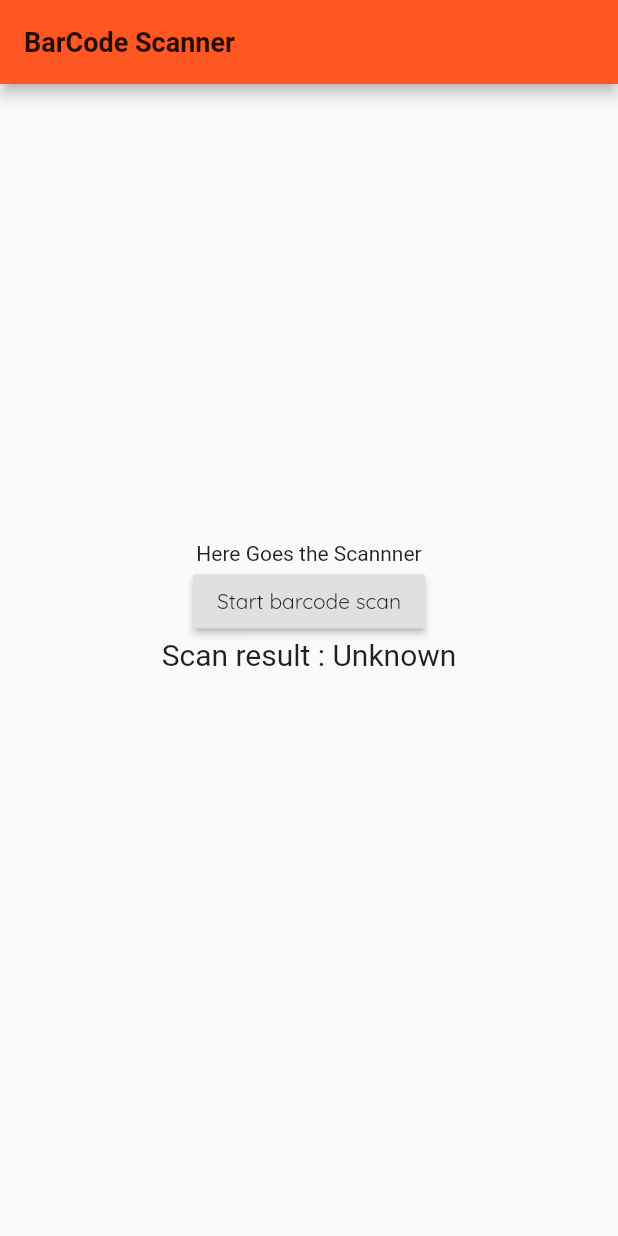
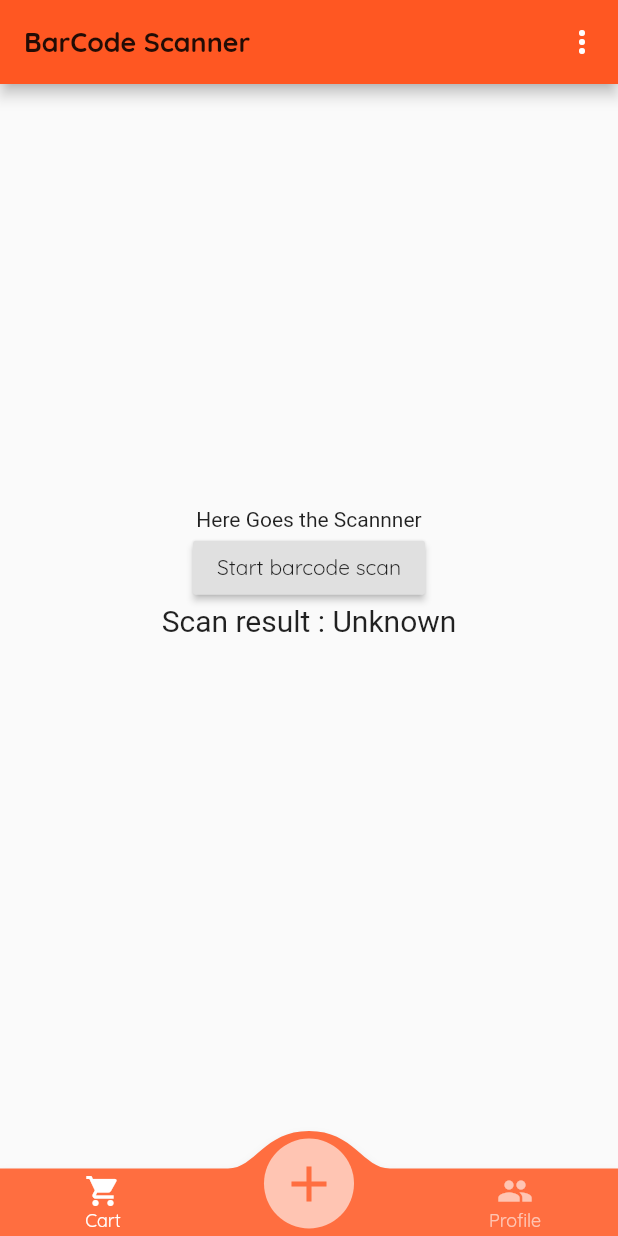
Before and after one commit to manjotplaha/BarCode-Scanner-v3, a Flutter app: the screen it shows after launch, on a phone screen of 412 x 824 dp. Run offline on Flutter 3.47's test engine with Material 2 defaults, Android fonts, the phone set to English and light mode, and no system bars; drawn by our look-alikes of convex_bottom_bar; missing offline and left inert: flutter_barcode_scanner; Roboto replaces fonts that are missing (OpenSans).

Commit message:
Working Cart with Provider

```diff
--- a/lib/Provider/cart_provider.dart
+++ b/lib/Provider/cart_provider.dart
@@ -31,6 +31,6 @@ class CartProvider extends ChangeNotifier {
   // }
 
   List<Article> get cartItems {
-    return [..._cartArticles];
+    return _cartArticles;
   }
 }
--- a/lib/main.dart
+++ b/lib/main.dart
@@ -1,5 +1,7 @@
 import 'package:barcode_scanner_v3/Provider/cart_provider.dart';
+import 'package:barcode_scanner_v3/views/cart.dart';
 import 'package:barcode_scanner_v3/views/info.dart';
+import 'package:barcode_scanner_v3/widgets/bars.dart';
 import 'package:flutter/material.dart';
 import 'package:flutter/services.dart';
 import 'package:flutter_barcode_scanner/flutter_barcode_scanner.dart';
@@ -22,7 +24,7 @@ class MyApp extends StatelessWidget {
             fontFamily: 'Quicksand',
             textTheme: ThemeData.light().textTheme.copyWith(
                   title: TextStyle(
-                    fontFamily: 'OpenSans',
+                    fontFamily: 'Quicksand',
                     fontWeight: FontWeight.bold,
                     fontSize: 18,
                   ),
@@ -31,13 +33,17 @@ class MyApp extends StatelessWidget {
             appBarTheme: AppBarTheme(
               textTheme: ThemeData.light().textTheme.copyWith(
                     title: TextStyle(
-                      fontFamily: 'OpenSans',
+                      fontFamily: 'Quicksand',
                       fontSize: 20,
                       fontWeight: FontWeight.bold,
                     ),
                   ),
             )),
-        home: MyHomePage(),
+        initialRoute: '/',
+        routes: {
+          '/': (context) => MyHomePage(),
+          '/cart': (context) => CartView()
+        },
       ),
     );
   }
@@ -76,13 +82,8 @@ class _MyHomePageState extends State<MyHomePage> {
 
     setState(() async {
       scanBarcode = barcodeScanRes;
-      // await lookUp(scanBarcode);
-      // print(object)
 
       _modalBottomSheetInformation();
-
-      // Navigator.push(context,
-      //     MaterialPageRoute(builder: (context) => Information(scanBarcode)));
     });
   }
 
@@ -99,12 +100,7 @@ class _MyHomePageState extends State<MyHomePage> {
   @override
   Widget build(BuildContext context) {
     return Scaffold(
-      appBar: AppBar(
-        title: Text(
-          'BarCode Scanner',
-          style: Theme.of(context).textTheme.title,
-        ),
-      ),
+        appBar: buildAppBar(context, 'BarCode Scanner'),
         body: Container(
           width: double.infinity,
           child: Column(
@@ -120,6 +116,6 @@ class _MyHomePageState extends State<MyHomePage> {
                 FlatButton(onPressed: null, child: null)
               ]),
         ),
-    );
+        bottomNavigationBar: BottomNavBar());
   }
 }
--- a/lib/services/article_service.dart
+++ b/lib/services/article_service.dart
@@ -3,9 +3,8 @@ import 'package:barcode_scanner_v3/models/info_model.dart';
 import 'package:http/http.dart';
 
 Future<Article> lookUp(_scanBarcode) async {
-  // String url = 'https://api.upcitemdb.com/prod/trial/lookup?upc=$_scanBarcode';
-  String url =
-      'https://api.upcitemdb.com/prod/trial/lookup?upc=0885909950805'; //for testin api
+  String url = 'https://api.upcitemdb.com/prod/trial/lookup?upc=$_scanBarcode';
+  // String url ='https://api.upcitemdb.com/prod/trial/lookup?upc=0885909950805'; //for testin api
   print('bar code from service ' + _scanBarcode);
   Article article = null;
   try {
--- a/lib/views/info.dart
+++ b/lib/views/info.dart
@@ -66,10 +66,7 @@ class Information extends StatelessWidget {
                           },
                           child: RaisedButton(
                             onPressed: () {
-                              Navigator.push(
-                                  context,
-                                  MaterialPageRoute(
-                                      builder: (context) => CartView()));
+                              Navigator.pushNamed(context, '/cart');
                               Provider.of<CartProvider>(context)
                                   .add(snapshot.data);
                             },
--- /dev/null
+++ b/lib/widgets/bars.dart
@@ -0,0 +1,57 @@
+import 'package:convex_bottom_bar/convex_bottom_bar.dart';
+import 'package:flutter/material.dart';
+
+class BottomNavBar extends StatefulWidget {
+  const BottomNavBar({
+    Key key,
+  }) : super(key: key);
+
+  @override
+  _BottomNavBarState createState() => _BottomNavBarState();
+}
+
+class _BottomNavBarState extends State<BottomNavBar> {
+  @override
+  Widget build(BuildContext context) {
+    return ConvexAppBar(
+      height: 45,
+      style: TabStyle.fixedCircle, backgroundColor: Colors.deepOrangeAccent,
+      items: [
+        TabItem(icon: Icons.shopping_cart, title: 'Cart'),
+        TabItem(icon: Icons.add, title: 'Add'),
+        TabItem(icon: Icons.people, title: 'Profile'),
+      ],
+      // initialActiveIndex: pageNumber, //optional, default as 0
+      onTap: (int i) {
+        if (i == 0) {
+          setState(() {
+            Navigator.pushNamed(context, '/cart');
+          });
+        } else if (i == 1) {
+          setState(() {
+            Navigator.pushNamed(context, '/');
+          });
+        }
+      },
+    );
+  }
+}
+
+AppBar buildAppBar(BuildContext context, String pageTitle) {
+  return AppBar(
+    title: Text(
+      '$pageTitle',
+      style: Theme.of(context).textTheme.title,
+    ),
+    actions: <Widget>[
+      PopupMenuButton(
+          itemBuilder: (_) => [
+                PopupMenuItem(
+                  child: Text('Settings'),
+                  value: 0,
+                )
+              ],
+          icon: Icon(Icons.more_vert))
+    ],
+  );
+}
--- a/pubspec.yaml
+++ b/pubspec.yaml
@@ -31,6 +31,7 @@ dependencies:
   flutter_barcode_scanner: ^1.0.1
   http:
   provider:
+  convex_bottom_bar:
 
 dev_dependencies:
   flutter_test:
```
Also changed, not shown: lib/views/cart.dart (+29 -10 lines), pubspec.lock. Lines whose indentation alone changed are shown as unchanged.
